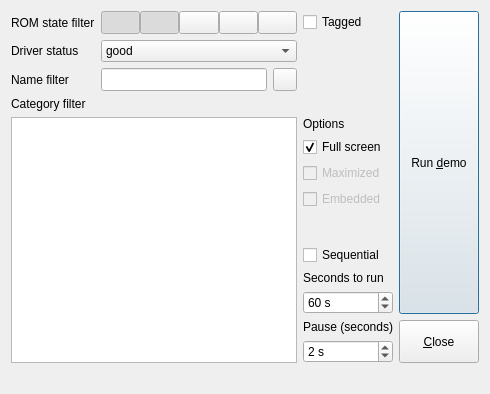
Old version of the form demomode.ui in the repository qmc2/qmc2-mame-fe.
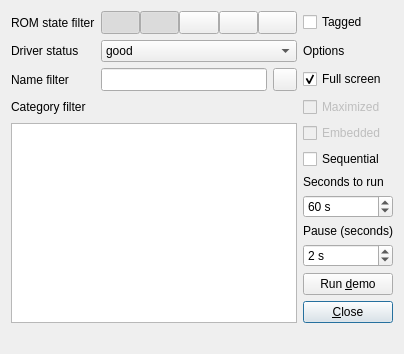
New version of the form. Icons and pictures are not drawn.

Commit message: imp: demo-mode: major layout improvements

```diff
--- a/demomode.ui
+++ b/demomode.ui
@@ -6,15 +6,130 @@
    <rect>
     <x>0</x>
     <y>0</y>
-    <width>440</width>
-    <height>346</height>
+    <width>360</width>
+    <height>338</height>
    </rect>
   </property>
   <property name="windowTitle">
    <string>Demo mode</string>
   </property>
   <layout class="QGridLayout" name="gridLayout">
-   <item row="3" column="0" colspan="2">
+   <item row="2" column="3" colspan="2">
+    <widget class="QCheckBox" name="checkBoxFullScreen">
+     <property name="toolTip">
+      <string>Start emulators in full screen mode (otherwise use windowed mode)</string>
+     </property>
+     <property name="text">
+      <string>Full screen</string>
+     </property>
+     <property name="checked">
+      <bool>true</bool>
+     </property>
+    </widget>
+   </item>
+   <item row="3" column="3" colspan="2">
+    <widget class="QCheckBox" name="checkBoxMaximized">
+     <property name="enabled">
+      <bool>false</bool>
+     </property>
+     <property name="toolTip">
+      <string>Maximize emulators when in windowed mode</string>
+     </property>
+     <property name="text">
+      <string>Maximized</string>
+     </property>
+    </widget>
+   </item>
+   <item row="2" column="1">
+    <widget class="QLineEdit" name="lineEditNameFilter">
+     <property name="sizePolicy">
+      <sizepolicy hsizetype="Expanding" vsizetype="Minimum">
+       <horstretch>0</horstretch>
+       <verstretch>0</verstretch>
+      </sizepolicy>
+     </property>
+     <property name="toolTip">
+      <string>Specify a name (ID) filter-expression (Qt regular-expression syntax!) -- leave empty to not filter by name</string>
+     </property>
+    </widget>
+   </item>
+   <item row="4" column="0" rowspan="15" colspan="3">
+    <widget class="QListWidget" name="listWidgetCategoryFilter">
+     <property name="sizePolicy">
+      <sizepolicy hsizetype="Expanding" vsizetype="Expanding">
+       <horstretch>0</horstretch>
+       <verstretch>0</verstretch>
+      </sizepolicy>
+     </property>
+     <property name="toolTip">
+      <string>Select / deselect the categories you want to include / exclude</string>
+     </property>
+    </widget>
+   </item>
+   <item row="19" column="0" colspan="5">
+    <widget class="QLabel" name="labelDemoStatus">
+     <property name="alignment">
+      <set>Qt::AlignCenter</set>
+     </property>
+     <property name="wordWrap">
+      <bool>true</bool>
+     </property>
+    </widget>
+   </item>
+   <item row="0" column="3" colspan="2">
+    <widget class="QCheckBox" name="checkBoxTagged">
+     <property name="toolTip">
+      <string>Use only tagged games</string>
+     </property>
+     <property name="text">
+      <string>Tagged</string>
+     </property>
+    </widget>
+   </item>
+   <item row="4" column="3" colspan="2">
+    <widget class="QCheckBox" name="checkBoxEmbedded">
+     <property name="enabled">
+      <bool>false</bool>
+     </property>
+     <property name="toolTip">
+      <string>Embed windowed emulators</string>
+     </property>
+     <property name="text">
+      <string>Embedded</string>
+     </property>
+    </widget>
+   </item>
+   <item row="2" column="0">
+    <widget class="QLabel" name="labelNameFilter">
+     <property name="text">
+      <string>Name filter</string>
+     </property>
+    </widget>
+   </item>
+   <item row="17" column="3" rowspan="2" colspan="2">
+    <widget class="QPushButton" name="pushButtonClose">
+     <property name="sizePolicy">
+      <sizepolicy hsizetype="Minimum" vsizetype="MinimumExpanding">
+       <horstretch>0</horstretch>
+       <verstretch>0</verstretch>
+      </sizepolicy>
+     </property>
+     <property name="toolTip">
+      <string>Close this dialog (and stop running demo)</string>
+     </property>
+     <property name="text">
+      <string>&amp;Close</string>
+     </property>
+    </widget>
+   </item>
+   <item row="1" column="0">
+    <widget class="QLabel" name="labelDriverStatus">
+     <property name="text">
+      <string>Driver status</string>
+     </property>
+    </widget>
+   </item>
+   <item row="3" column="0" colspan="3">
     <widget class="QLabel" name="labelCategoryFilter">
      <property name="sizePolicy">
       <sizepolicy hsizetype="Preferred" vsizetype="Fixed">
@@ -27,23 +142,7 @@
      </property>
     </widget>
    </item>
-   <item row="0" column="4" rowspan="16">
-    <widget class="QPushButton" name="pushButtonRunDemo">
-     <property name="sizePolicy">
-      <sizepolicy hsizetype="Fixed" vsizetype="Expanding">
-       <horstretch>0</horstretch>
-       <verstretch>0</verstretch>
-      </sizepolicy>
-     </property>
-     <property name="toolTip">
-      <string>Run demo now</string>
-     </property>
-     <property name="text">
-      <string>Run &amp;demo</string>
-     </property>
-    </widget>
-   </item>
-   <item row="15" column="3">
+   <item row="7" column="3" colspan="2">
     <widget class="QSpinBox" name="spinBoxSecondsToRun">
      <property name="toolTip">
       <string>Number of seconds to run an emulator in demo mode</string>
@@ -59,64 +158,24 @@
      </property>
     </widget>
    </item>
-   <item row="16" column="4" rowspan="2">
-    <widget class="QPushButton" name="pushButtonClose">
+   <item row="2" column="2">
+    <widget class="QToolButton" name="toolButtonClearNameFilter">
      <property name="sizePolicy">
-      <sizepolicy hsizetype="Minimum" vsizetype="MinimumExpanding">
+      <sizepolicy hsizetype="Fixed" vsizetype="Minimum">
        <horstretch>0</horstretch>
        <verstretch>0</verstretch>
       </sizepolicy>
      </property>
-     <property name="toolTip">
-      <string>Close this dialog (and stop running demo)</string>
+     <property name="icon">
+      <iconset resource="qmc2.qrc">
+       <normaloff>:/data/img/broom.png</normaloff>:/data/img/broom.png</iconset>
      </property>
-     <property name="text">
-      <string>&amp;Close</string>
-     </property>
     </widget>
    </item>
-   <item row="18" column="0" colspan="5">
-    <widget class="QLabel" name="labelDemoStatus">
-     <property name="sizePolicy">
-      <sizepolicy hsizetype="Preferred" vsizetype="Maximum">
-       <horstretch>0</horstretch>
-       <verstretch>0</verstretch>
-      </sizepolicy>
-     </property>
-     <property name="text">
-      <string/>
-     </property>
-     <property name="alignment">
-      <set>Qt::AlignCenter</set>
-     </property>
-     <property name="wordWrap">
-      <bool>true</bool>
-     </property>
-    </widget>
-   </item>
-   <item row="17" column="3">
-    <widget class="QSpinBox" name="spinBoxPauseSeconds">
-     <property name="toolTip">
-      <string>Number of seconds to pause between emulator runs</string>
-     </property>
-     <property name="suffix">
-      <string> s</string>
-     </property>
-     <property name="minimum">
-      <number>1</number>
-     </property>
-     <property name="maximum">
-      <number>9999</number>
-     </property>
-     <property name="value">
-      <number>2</number>
-     </property>
-    </widget>
-   </item>
-   <item row="14" column="3">
+   <item row="6" column="3" colspan="2">
     <widget class="QLabel" name="labelSecondsToRun">
      <property name="sizePolicy">
-      <sizepolicy hsizetype="Fixed" vsizetype="Fixed">
+      <sizepolicy hsizetype="Preferred" vsizetype="Fixed">
        <horstretch>0</horstretch>
        <verstretch>0</verstretch>
       </sizepolicy>
@@ -126,11 +185,26 @@
      </property>
     </widget>
    </item>
-   <item row="1" column="0">
-    <widget class="QLabel" name="labelDriverStatus">
-     <property name="text">
-      <string>Driver status</string>
+   <item row="1" column="1" colspan="2">
+    <widget class="QComboBox" name="comboBoxDriverStatus">
+     <property name="toolTip">
+      <string>Choose the driver maturity states for sets to be included in the demo</string>
      </property>
+     <item>
+      <property name="text">
+       <string>good</string>
+      </property>
+     </item>
+     <item>
+      <property name="text">
+       <string>good + preliminary</string>
+      </property>
+     </item>
+     <item>
+      <property name="text">
+       <string>good + preliminary + imperfect</string>
+      </property>
+     </item>
     </widget>
    </item>
    <item row="0" column="0">
@@ -146,23 +220,13 @@
      </property>
     </widget>
    </item>
-   <item row="16" column="3">
-    <widget class="QLabel" name="labelPause">
-     <property name="sizePolicy">
-      <sizepolicy hsizetype="Fixed" vsizetype="Fixed">
-       <horstretch>0</horstretch>
-       <verstretch>0</verstretch>
-      </sizepolicy>
+   <item row="5" column="3" colspan="2">
+    <widget class="QCheckBox" name="checkBoxSequential">
+     <property name="toolTip">
+      <string>Launch sets sequentially rather than randomly</string>
      </property>
      <property name="text">
-      <string>Pause (seconds)</string>
-     </property>
-    </widget>
-   </item>
-   <item row="2" column="0">
-    <widget class="QLabel" name="labelNameFilter">
-     <property name="text">
-      <string>Name filter</string>
+      <string>Sequential</string>
      </property>
     </widget>
    </item>
@@ -279,91 +343,39 @@
      </item>
     </layout>
    </item>
-   <item row="1" column="1" colspan="2">
-    <widget class="QComboBox" name="comboBoxDriverStatus">
+   <item row="9" column="3" colspan="2">
+    <widget class="QSpinBox" name="spinBoxPauseSeconds">
      <property name="toolTip">
-      <string>Choose the driver maturity states for sets to be included in the demo</string>
+      <string>Number of seconds to pause between emulator runs</string>
      </property>
-     <item>
-      <property name="text">
-       <string>good</string>
-      </property>
-     </item>
-     <item>
-      <property name="text">
-       <string>good + preliminary</string>
-      </property>
-     </item>
-     <item>
-      <property name="text">
-       <string>good + preliminary + imperfect</string>
-      </property>
-     </item>
+     <property name="suffix">
+      <string> s</string>
+     </property>
+     <property name="minimum">
+      <number>1</number>
+     </property>
+     <property name="maximum">
+      <number>9999</number>
+     </property>
+     <property name="value">
+      <number>2</number>
+     </property>
     </widget>
    </item>
-   <item row="4" column="0" rowspan="14" colspan="3">
-    <widget class="QListWidget" name="listWidgetCategoryFilter">
+   <item row="8" column="3" colspan="2">
+    <widget class="QLabel" name="labelPause">
      <property name="sizePolicy">
-      <sizepolicy hsizetype="Expanding" vsizetype="Expanding">
+      <sizepolicy hsizetype="Preferred" vsizetype="Fixed">
        <horstretch>0</horstretch>
        <verstretch>0</verstretch>
       </sizepolicy>
      </property>
-     <property name="toolTip">
-      <string>Select / deselect the categories you want to include / exclude</string>
-     </property>
-    </widget>
-   </item>
-   <item row="5" column="3">
-    <widget class="QCheckBox" name="checkBoxFullScreen">
-     <property name="toolTip">
-      <string>Start emulators in full screen mode (otherwise use windowed mode)</string>
-     </property>
      <property name="text">
-      <string>Full screen</string>
+      <string>Pause (seconds)</string>
      </property>
-     <property name="checked">
-      <bool>true</bool>
-     </property>
     </widget>
    </item>
-   <item row="6" column="3">
-    <widget class="QCheckBox" name="checkBoxMaximized">
-     <property name="enabled">
-      <bool>false</bool>
-     </property>
-     <property name="toolTip">
-      <string>Maximize emulators when in windowed mode</string>
-     </property>
-     <property name="text">
-      <string>Maximized</string>
-     </property>
-    </widget>
-   </item>
-   <item row="7" column="3">
-    <widget class="QCheckBox" name="checkBoxEmbedded">
-     <property name="enabled">
-      <bool>false</bool>
-     </property>
-     <property name="toolTip">
-      <string>Embed windowed emulators</string>
-     </property>
-     <property name="text">
-      <string>Embedded</string>
-     </property>
-    </widget>
-   </item>
-   <item row="0" column="3">
-    <widget class="QCheckBox" name="checkBoxTagged">
-     <property name="toolTip">
-      <string>Use only tagged games</string>
-     </property>
-     <property name="text">
-      <string>Tagged</string>
-     </property>
-    </widget>
-   </item>
-   <item row="4" column="3">
+   <item row="1" column="3" colspan="2">
     <widget class="QLabel" name="labelOptions">
      <property name="sizePolicy">
       <sizepolicy hsizetype="Preferred" vsizetype="Fixed">
@@ -376,40 +388,19 @@
      </property>
     </widget>
    </item>
-   <item row="13" column="3">
-    <widget class="QCheckBox" name="checkBoxSequential">
+   <item row="10" column="3" rowspan="7" colspan="2">
+    <widget class="QPushButton" name="pushButtonRunDemo">
+     <property name="sizePolicy">
+      <sizepolicy hsizetype="Minimum" vsizetype="Expanding">
+       <horstretch>0</horstretch>
+       <verstretch>0</verstretch>
+      </sizepolicy>
+     </property>
      <property name="toolTip">
-      <string>Launch sets sequentially rather than randomly</string>
+      <string>Run demo now</string>
      </property>
      <property name="text">
-      <string>Sequential</string>
-     </property>
-    </widget>
-   </item>
-   <item row="2" column="1">
-    <widget class="QLineEdit" name="lineEditNameFilter">
-     <property name="sizePolicy">
-      <sizepolicy hsizetype="Expanding" vsizetype="Minimum">
-       <horstretch>0</horstretch>
-       <verstretch>0</verstretch>
-      </sizepolicy>
-     </property>
-     <property name="toolTip">
-      <string>Specify a name (ID) filter-expression (Qt regular-expression syntax!) -- leave empty to not filter by name</string>
-     </property>
-    </widget>
-   </item>
-   <item row="2" column="2">
-    <widget class="QToolButton" name="toolButtonClearNameFilter">
-     <property name="sizePolicy">
-      <sizepolicy hsizetype="Fixed" vsizetype="Minimum">
-       <horstretch>0</horstretch>
-       <verstretch>0</verstretch>
-      </sizepolicy>
-     </property>
-     <property name="icon">
-      <iconset resource="qmc2.qrc">
-       <normaloff>:/data/img/broom.png</normaloff>:/data/img/broom.png</iconset>
+      <string>Run &amp;demo</string>
      </property>
     </widget>
    </item>
```
Left out of the diff: 3 changed lines with no effect on the pictures. The commit also changes 1 other file.
